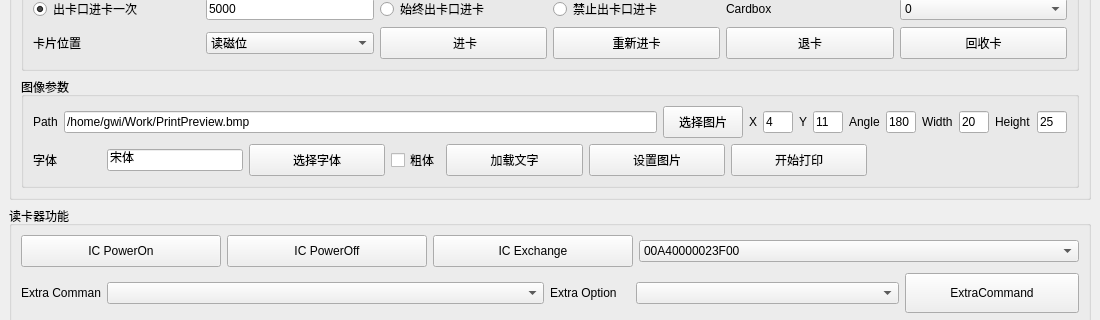
First picture: the form in Z390Sample/mainwindow.ui, repository leithergit/Z390Kylin, before the edit; both pictures show x 0 to 1100 and y 184 to 504 of the 1100 by 700 pixel window.
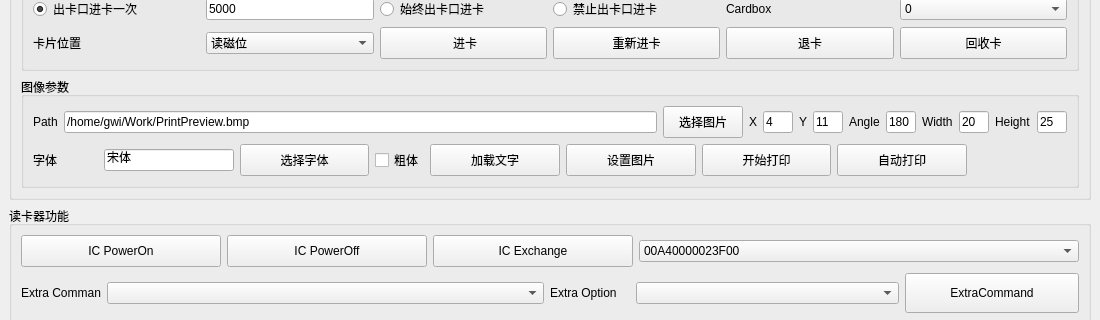
Second picture: the form after the edit.

Diff of the .ui file:
```diff
--- a/Z390Sample/mainwindow.ui
+++ b/Z390Sample/mainwindow.ui
@@ -753,7 +753,7 @@
            </layout>
           </item>
           <item>
-           <layout class="QHBoxLayout" name="horizontalLayout_8" stretch="1,2,2,0,2,2,2,0">
+           <layout class="QHBoxLayout" name="horizontalLayout_8" stretch="1,2,2,0,2,2,2,2,0">
             <item>
              <widget class="QLabel" name="label_10">
               <property name="text">
@@ -863,6 +863,25 @@
               </property>
              </widget>
             </item>
+            <item>
+             <widget class="QPushButton" name="pushButton_AutoPrinter">
+              <property name="minimumSize">
+               <size>
+                <width>80</width>
+                <height>32</height>
+               </size>
+              </property>
+              <property name="maximumSize">
+               <size>
+                <width>200</width>
+                <height>16777215</height>
+               </size>
+              </property>
+              <property name="text">
+               <string>自动打印</string>
+              </property>
+             </widget>
+            </item>
             <item>
              <spacer name="horizontalSpacer_4">
               <property name="orientation">
@@ -873,7 +892,7 @@
               </property>
               <property name="sizeHint" stdset="0">
                <size>
-                <width>200</width>
+                <width>100</width>
                 <height>20</height>
                </size>
               </property>
```
Left out of the diff: 2 changed lines with no effect on the pictures.
